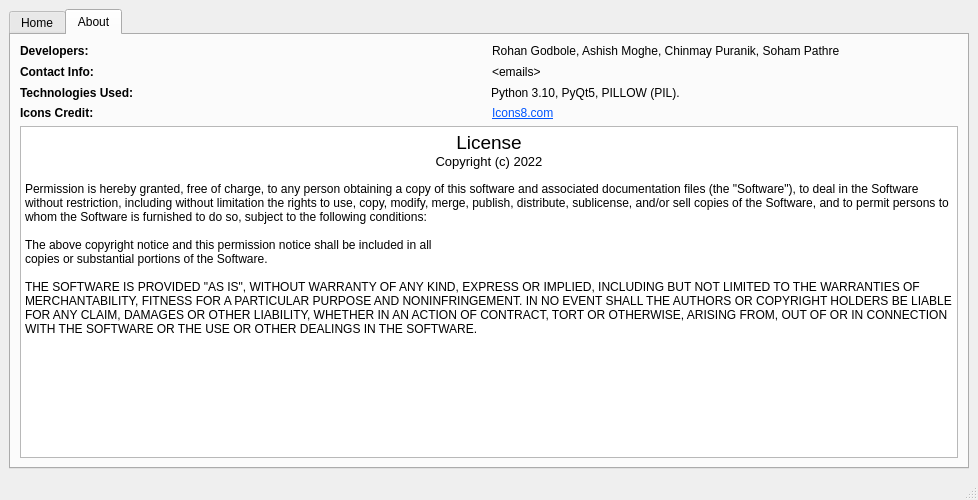
The window that UIFiles/Main_Ui_File.ui (Ashish1692/PythonMiniProject) describes before a commit, drawn with Qt 5.
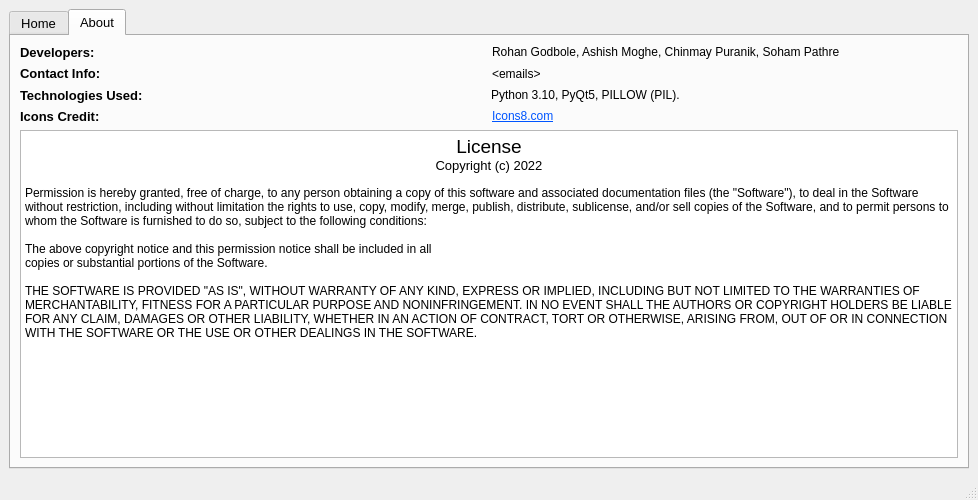
The same window after the commit. The open tabs and pages were chosen to show the change. Icons and pictures are not drawn.

The edit to the form file:
```diff
--- a/UIFiles/Main_Ui_File.ui
+++ b/UIFiles/Main_Ui_File.ui
@@ -39,6 +39,11 @@
         <height>461</height>
        </size>
       </property>
+      <property name="font">
+       <font>
+        <pointsize>10</pointsize>
+       </font>
+      </property>
       <property name="cursor">
        <cursorShape>ArrowCursor</cursorShape>
       </property>
@@ -48,11 +53,20 @@
       <property name="toolTipDuration">
        <number>291</number>
       </property>
+      <property name="autoFillBackground">
+       <bool>true</bool>
+      </property>
       <property name="tabShape">
        <enum>QTabWidget::Rounded</enum>
       </property>
       <property name="currentIndex">
-       <number>0</number>
+       <number>1</number>
+      </property>
+      <property name="iconSize">
+       <size>
+        <width>20</width>
+        <height>22</height>
+       </size>
       </property>
       <widget class="QWidget" name="tab">
        <attribute name="icon">
@@ -785,9 +799,9 @@
            <string>&lt;!DOCTYPE HTML PUBLIC &quot;-//W3C//DTD HTML 4.0//EN&quot; &quot;http://www.w3.org/TR/REC-html40/strict.dtd&quot;&gt;
 &lt;html&gt;&lt;head&gt;&lt;meta name=&quot;qrichtext&quot; content=&quot;1&quot; /&gt;&lt;style type=&quot;text/css&quot;&gt;
 p, li { white-space: pre-wrap; }
-&lt;/style&gt;&lt;/head&gt;&lt;body style=&quot; font-family:'MS Shell Dlg 2'; font-size:7.8pt; font-weight:400; font-style:normal;&quot;&gt;
+&lt;/style&gt;&lt;/head&gt;&lt;body style=&quot; font-family:'MS Shell Dlg 2'; font-size:10pt; font-weight:400; font-style:normal;&quot;&gt;
 &lt;p align=&quot;center&quot; style=&quot; margin-top:0px; margin-bottom:0px; margin-left:0px; margin-right:0px; -qt-block-indent:0; text-indent:0px;&quot;&gt;&lt;span style=&quot; font-size:14pt;&quot;&gt;License&lt;/span&gt;&lt;/p&gt;
-&lt;p align=&quot;center&quot; style=&quot; margin-top:0px; margin-bottom:0px; margin-left:0px; margin-right:0px; -qt-block-indent:0; text-indent:0px;&quot;&gt;&lt;span style=&quot; font-size:10pt;&quot;&gt;Copyright (c) 2022&lt;/span&gt;&lt;/p&gt;
+&lt;p align=&quot;center&quot; style=&quot; margin-top:0px; margin-bottom:0px; margin-left:0px; margin-right:0px; -qt-block-indent:0; text-indent:0px;&quot;&gt;Copyright (c) 2022&lt;/p&gt;
 &lt;p style=&quot;-qt-paragraph-type:empty; margin-top:0px; margin-bottom:0px; margin-left:0px; margin-right:0px; -qt-block-indent:0; text-indent:0px; font-size:8.25pt;&quot;&gt;&lt;br /&gt;&lt;/p&gt;
 &lt;p style=&quot; margin-top:0px; margin-bottom:0px; margin-left:0px; margin-right:0px; -qt-block-indent:0; text-indent:0px;&quot;&gt;&lt;span style=&quot; font-size:9pt;&quot;&gt;Permission is hereby granted, free of charge, to any person obtaining a copy of this software and associated documentation files (the &amp;quot;Software&amp;quot;), to deal in the Software without restriction, including without limitation the rights to use, copy, modify, merge, publish, distribute, sublicense, and/or sell copies of the Software, and to permit persons to whom the Software is furnished to do so, subject to the following conditions:&lt;/span&gt;&lt;/p&gt;
 &lt;p style=&quot;-qt-paragraph-type:empty; margin-top:0px; margin-bottom:0px; margin-left:0px; margin-right:0px; -qt-block-indent:0; text-indent:0px; font-size:9pt;&quot;&gt;&lt;br /&gt;&lt;/p&gt;
```
Left out of the diff: 6 changed lines with no effect on the pictures.
